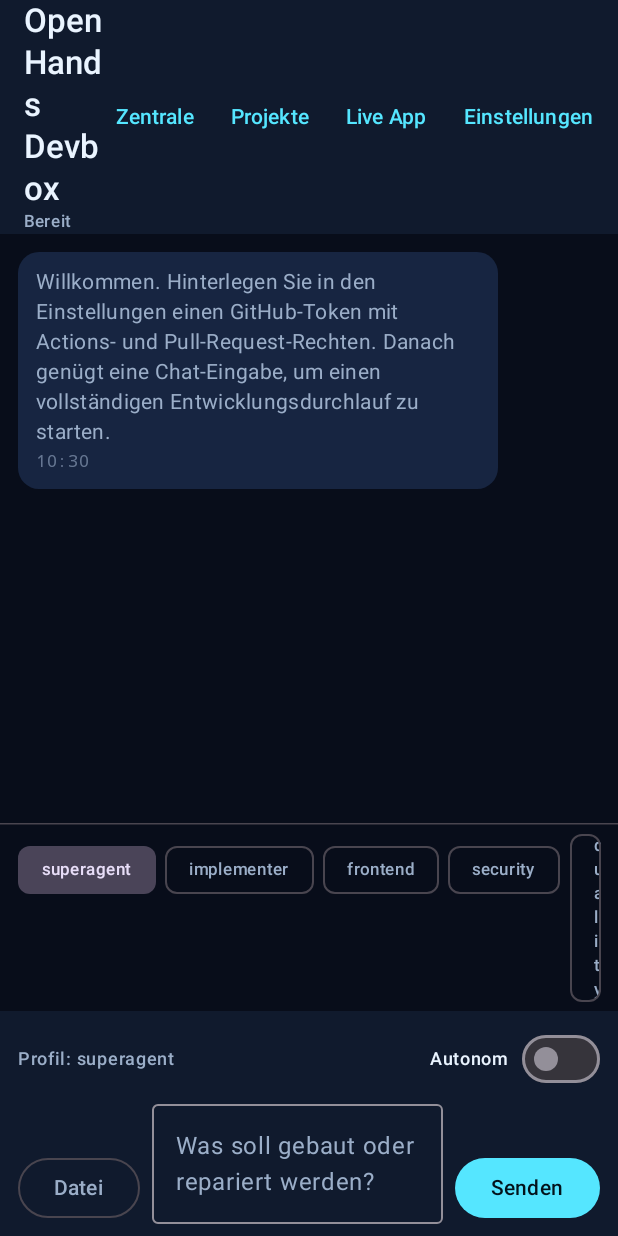
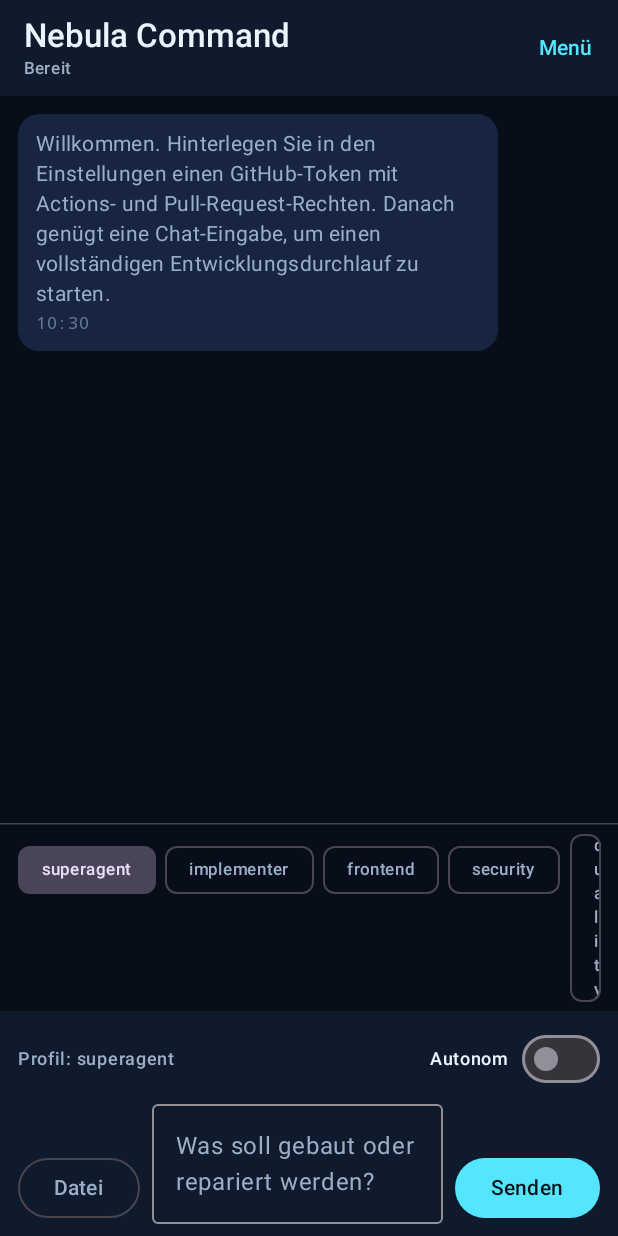
Before and after one commit to niknight1403/openhands-devbox, an Android app built with Jetpack Compose: the screen it shows after launch (MainActivity), after a tap on "01 SUPERAGENT CHAT", on a phone screen of 412 x 824 dp. Run offline under Robolectric (Android 15) with nearby library versions, the phone set to English and light mode, and no system bars; pictures from the network do not load.

Commit message:
fix(android): compact responsive Nebula chat header

```diff
--- a/android/app/src/main/java/dev/openhands/devbox/ui/ChatScreen.kt
+++ b/android/app/src/main/java/dev/openhands/devbox/ui/ChatScreen.kt
@@ -23,6 +23,9 @@ import androidx.compose.foundation.lazy.rememberLazyListState
 import androidx.compose.foundation.shape.RoundedCornerShape
 import androidx.compose.foundation.text.KeyboardOptions
 import androidx.compose.material3.Button
+import androidx.compose.material3.DropdownMenu
+import androidx.compose.material3.DropdownMenuItem
+import androidx.compose.ui.text.style.TextOverflow
 import androidx.compose.material3.ExperimentalMaterial3Api
 import androidx.compose.material3.FilterChip
 import androidx.compose.material3.HorizontalDivider
@@ -90,22 +93,28 @@ fun ChatScreen(
             TopAppBar(
                 title = {
                     Column {
-                        Text("OpenHands Devbox", fontWeight = FontWeight.SemiBold)
+                        Text("Nebula Command", fontWeight = FontWeight.SemiBold, maxLines = 1, overflow = TextOverflow.Ellipsis)
                         Text(
                             text = statusText,
+                            maxLines = 1,
+                            overflow = TextOverflow.Ellipsis,
                             style = MaterialTheme.typography.labelSmall,
                             color = MaterialTheme.colorScheme.onSurfaceVariant,
                         )
                     }
                 },
                 actions = {
-                    TextButton(onClick = onOpenDashboard) { Text("Zentrale") }
-                    TextButton(onClick = onOpenProjects) { Text("Projekte") }
-                    TextButton(onClick = onOpenLiveApp) { Text("Live App") }
-                    if (runUrl != null) {
-                        TextButton(onClick = { runUrl.let { uriHandler.openUri(it) } }) { Text("Lauf") }
+                    var expanded by remember { mutableStateOf(false) }
+                    TextButton(onClick = { expanded = true }) { Text("Menü") }
+                    DropdownMenu(expanded = expanded, onDismissRequest = { expanded = false }) {
+                        DropdownMenuItem(text = { Text("Zentrale") }, onClick = { expanded = false; onOpenDashboard() })
+                        DropdownMenuItem(text = { Text("Projekte") }, onClick = { expanded = false; onOpenProjects() })
+                        DropdownMenuItem(text = { Text("Live App") }, onClick = { expanded = false; onOpenLiveApp() })
+                        if (runUrl != null) {
+                            DropdownMenuItem(text = { Text("Lauf") }, onClick = { expanded = false; uriHandler.openUri(runUrl) })
+                        }
+                        DropdownMenuItem(text = { Text("Einstellungen") }, onClick = { expanded = false; onOpenSettings() })
                     }
-                    TextButton(onClick = onOpenSettings) { Text("Einstellungen") }
                 },
             )
         },
```
